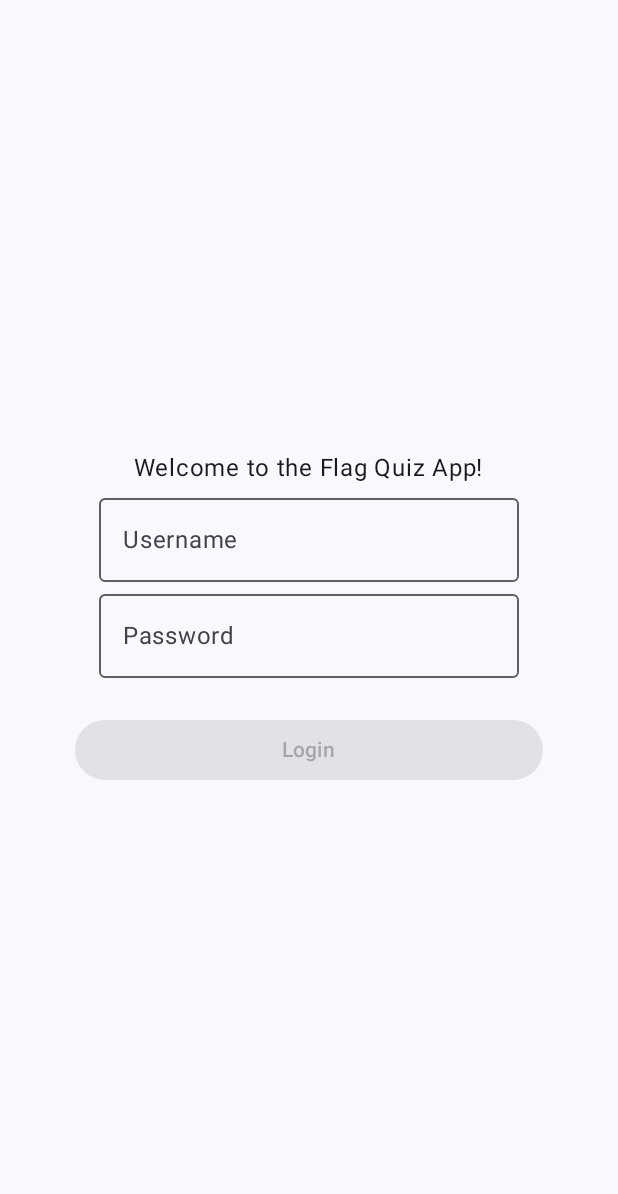
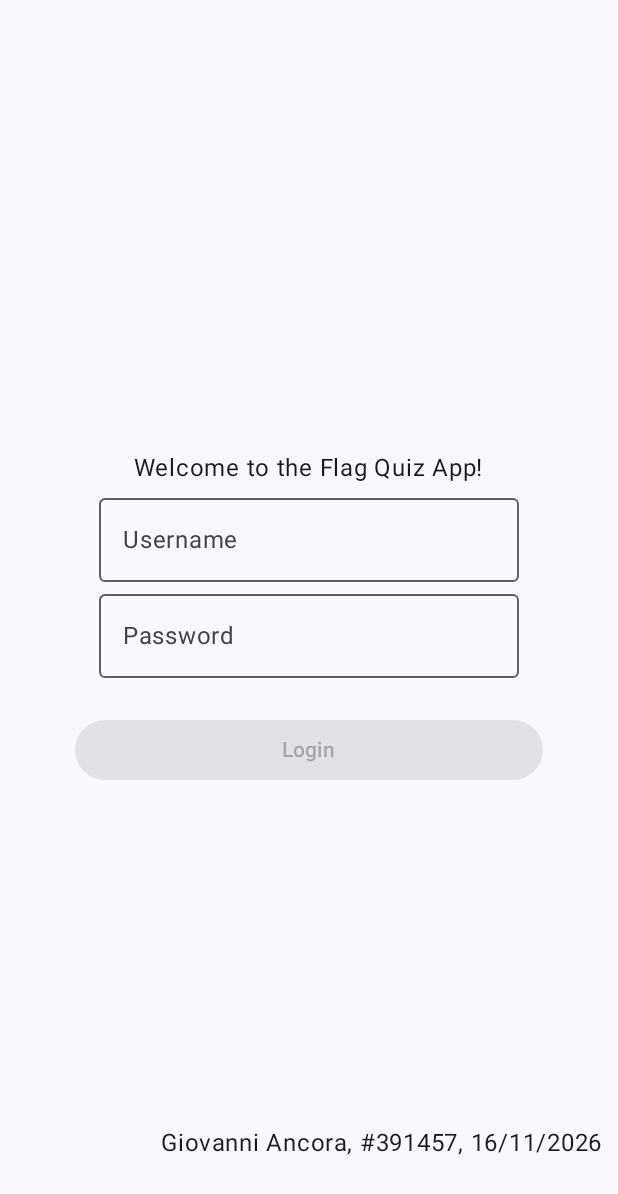
Before and after one commit to GioTFG/QuizAndroidApp, an Android app built with Jetpack Compose: the screen it shows after launch (MainActivity), on a phone screen of 412 x 824 dp. Shown: the top 1194 px of the screen. Run offline under Robolectric (Android 15) with nearby library versions, the phone set to English and light mode, and no system bars.

Commit message:
Added credits in app

```diff
--- a/app/src/main/java/com/example/quizapp/MainActivity.kt
+++ b/app/src/main/java/com/example/quizapp/MainActivity.kt
@@ -15,6 +15,7 @@ import androidx.annotation.DrawableRes
 import androidx.compose.foundation.Image
 import androidx.compose.foundation.background
 import androidx.compose.foundation.layout.Arrangement
+import androidx.compose.foundation.layout.Box
 import androidx.compose.foundation.layout.Column
 import androidx.compose.foundation.layout.Row
 import androidx.compose.foundation.layout.Spacer
@@ -44,6 +45,7 @@ import androidx.compose.ui.Alignment
 import androidx.compose.ui.Modifier
 import androidx.compose.ui.draw.clip
 import androidx.compose.ui.graphics.Color
+import androidx.compose.ui.layout.layout
 import androidx.compose.ui.res.painterResource
 import androidx.compose.ui.tooling.preview.Preview
 import androidx.compose.ui.unit.dp
@@ -84,9 +86,13 @@ class MainActivity : ComponentActivity() {
 fun QuizApp(questions: List<QuizQuestion>, modifier: Modifier = Modifier) {
     var username by rememberSaveable { mutableStateOf("") }
     var loggedIn by rememberSaveable { mutableStateOf(false) }
-    Surface(modifier = modifier. fillMaxSize()) {
+    Box() {
+        Surface(modifier = Modifier
+            .fillMaxSize()
+            .align(Alignment.Center)
+        ) {
             if (!loggedIn) {
-            LoginScreen (
+                LoginScreen(
                     onLogin = { name ->
                         username = name
                         loggedIn = true
@@ -96,6 +102,11 @@ fun QuizApp(questions: List<QuizQuestion>, modifier: Modifier = Modifier) {
                 QuizScreen(username, questions)
                 // Text("Loggato")
             }
+        }
+        Text("Giovanni Ancora, #391457, 16/11/2026", modifier = Modifier
+            .align(Alignment.BottomEnd)
+            .padding(0.dp, 0.dp, 10.dp, 50.dp)
+        )
     }
 }
 
```
Lines whose indentation alone changed are shown as unchanged.
